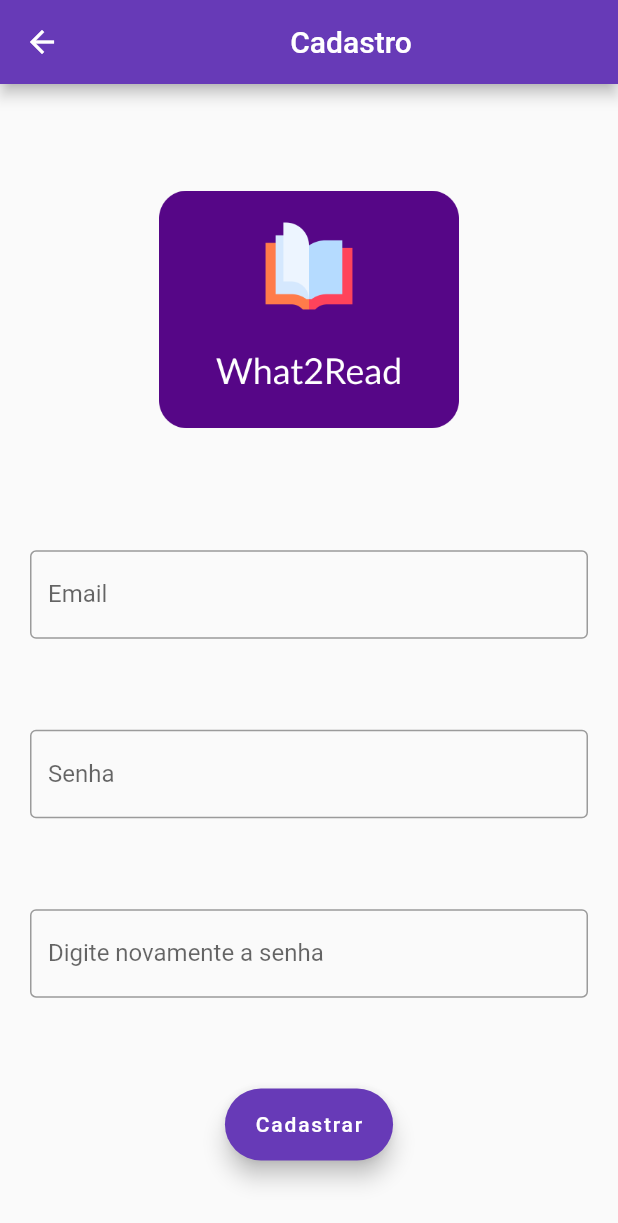
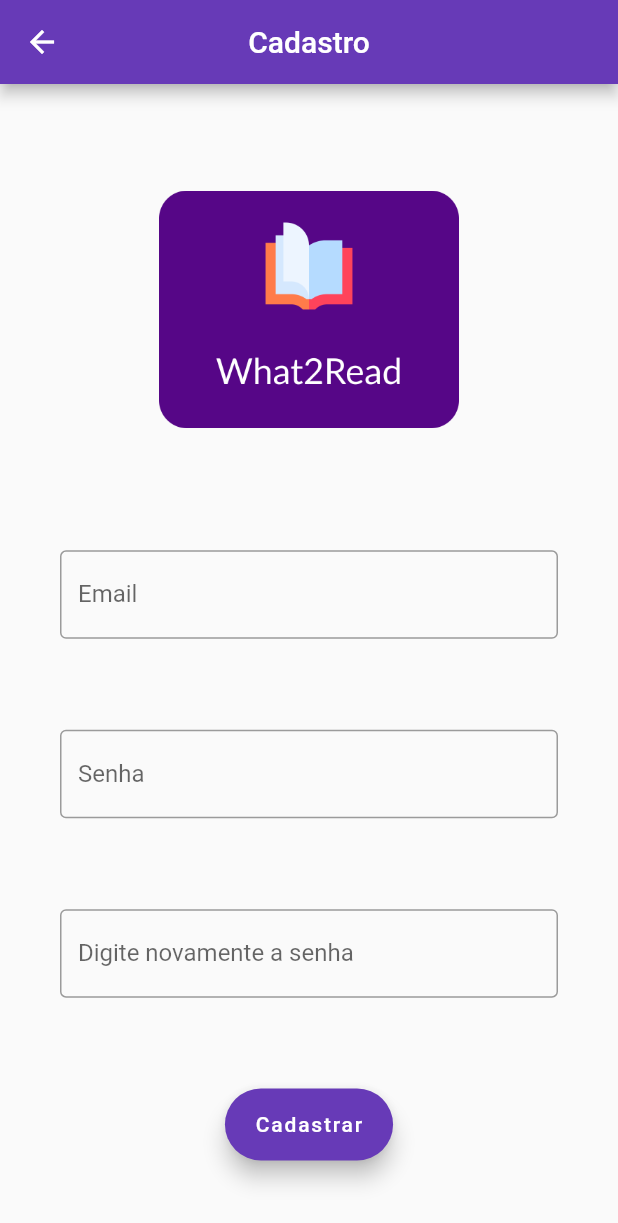
Before and after one commit to Hulltan/What2Read, a Flutter app: the screen it shows after launch, after a tap on "Cadastre-se", on a phone screen of 412 x 824 dp. Shown: the top 1223 px of the screen. Run offline on Flutter 3.47's test engine with Material 2 defaults, Android fonts, the phone set to English and light mode, and no system bars.

Commit message:
Ajustes visuais, Limpeza do código

```diff
--- a/lib/View/home.dart
+++ b/lib/View/home.dart
@@ -12,20 +12,23 @@ class _HomePageState extends State<HomePage> {
   @override
   Widget build(BuildContext context) {
     return Scaffold(
-      appBar: AppBar(
-          title:
-              Center(child: Text(widget.title, textAlign: TextAlign.center))),
+      appBar: AppBar(title: Center(child: Text(widget.title))),
       body: Center(
           child: Column(
         mainAxisAlignment: MainAxisAlignment.spaceAround,
         crossAxisAlignment: CrossAxisAlignment.center,
         children: [
           Container(
-              height: 200.0,
-              width: 200.0,
+              height: 250.0,
+              width: 250.0,
               child: Image.asset('assets/banner_pequeno.png')),
-          SizedBox(
-            width: 400,
+          Container(
+            padding: EdgeInsets.only(
+              left: 30,
+              right: 30,
+            ),
+            child: Flexible(
+              child: SizedBox(
                 height: 100,
                 child: Text(
                   'Lorem ipsum dolor sit amet. Aut optio perferendis non minima '
@@ -41,6 +44,8 @@ class _HomePageState extends State<HomePage> {
                   ),
                   textDirection: TextDirection.ltr,
                   textAlign: TextAlign.center,
+                ),
+              ),
             ),
           ),
           FloatingActionButton.extended(
--- a/lib/View/login.dart
+++ b/lib/View/login.dart
@@ -16,14 +16,14 @@ class _LoginPageState extends State<LoginPage> {
   @override
   Widget build(BuildContext context) {
     return Scaffold(
-        appBar: AppBar(
-            title:
-                Center(child: Text(widget.title, textAlign: TextAlign.center))),
+        appBar: AppBar(centerTitle: true, title: Text(widget.title)),
         body: Container(
+          padding: EdgeInsets.only(
+            left: 20,
+            right: 20,
+          ),
           margin: new EdgeInsets.all(20.0),
-          child: new Form(
-            child: _formUI(),
-          ),
+          child: _formUI(),
         ));
   }
 
@@ -33,7 +33,6 @@ class _LoginPageState extends State<LoginPage> {
         child: Column(
           mainAxisAlignment: MainAxisAlignment.spaceAround,
           crossAxisAlignment: CrossAxisAlignment.center,
-          // alignment: WrapAlignment.center,
           children: <Widget>[
             Container(
                 height: 200.0,
@@ -63,7 +62,7 @@ class _LoginPageState extends State<LoginPage> {
             FloatingActionButton.extended(
               onPressed: () {
                 if (_formKey.currentState!.validate()) {
-                _formKey.currentState!.save();
+                  _formKey.currentState!.save();
                 }
               },
               label: Text("Entrar"),
--- a/lib/View/register.dart
+++ b/lib/View/register.dart
@@ -18,13 +18,15 @@ class _RegisterPageState extends State<RegisterPage> {
   Widget build(BuildContext context) {
     return Scaffold(
         appBar: AppBar(
-            title:
-                Center(child: Text(widget.title, textAlign: TextAlign.center))),
+            centerTitle: true,
+            title:Text(widget.title)),
         body: Container(
-          margin: new EdgeInsets.all(20.0),
-          child: new Form(
-            child: _formUI(),
+          padding: EdgeInsets.only(
+            left: 20,
+            right: 20,
           ),
+          margin: EdgeInsets.all(20.0),
+          child: _formUI(),
         ));
   }
 
@@ -34,7 +36,6 @@ class _RegisterPageState extends State<RegisterPage> {
         child: Column(
           mainAxisAlignment: MainAxisAlignment.spaceAround,
           crossAxisAlignment: CrossAxisAlignment.center,
-          // alignment: WrapAlignment.center,
           children: <Widget>[
             Container(
                 height: 200.0,
--- a/lib/main.dart
+++ b/lib/main.dart
@@ -9,7 +9,6 @@ void main() {
 }
 
 class MyApp extends StatelessWidget {
-  // This widget is the root of your application.
   @override
   Widget build(BuildContext context) {
     return MaterialApp(
```
Lines whose indentation alone changed are shown as unchanged.
